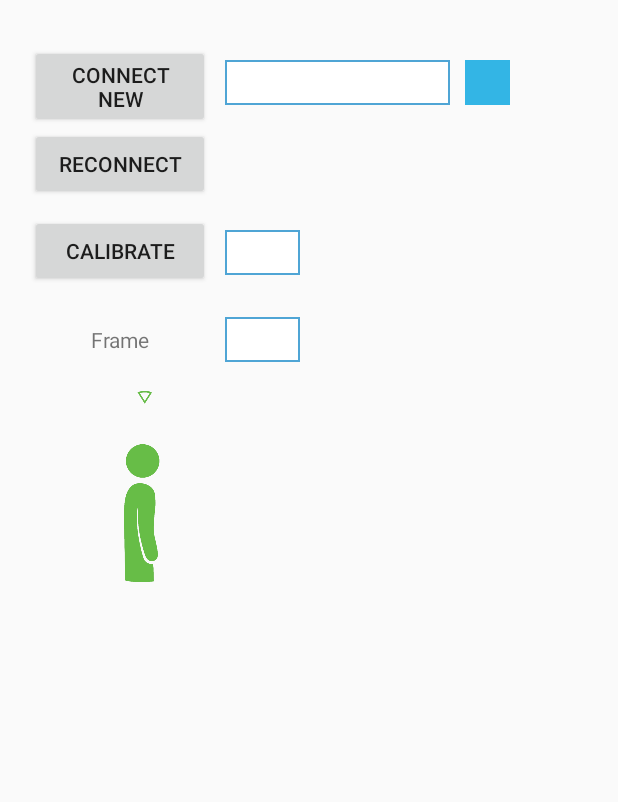
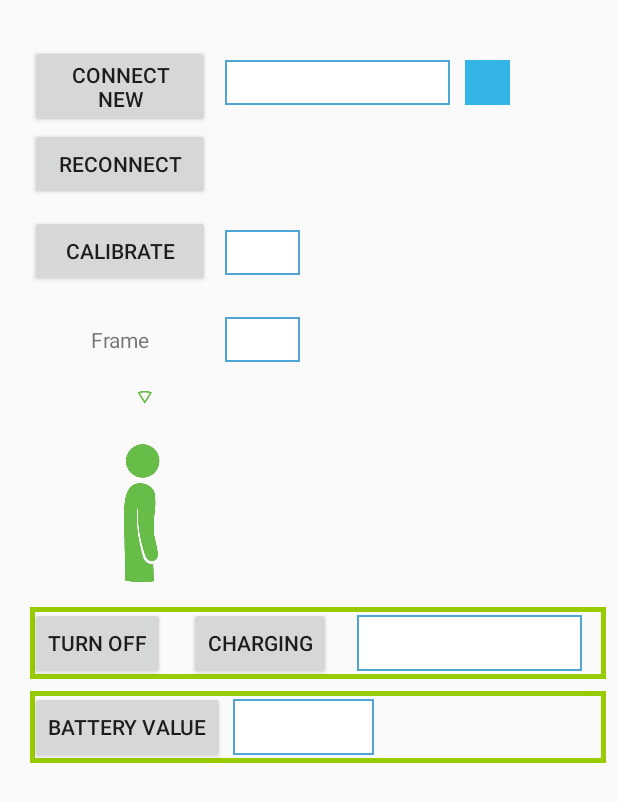
Before and after one commit to chaimup/URGoBle, an Android app: the layout activity_connection.xml on its own in the app's theme, with its tools: preview values and no code run, on a phone screen of 412 x 824 dp. Shown: the top 802 px of the screen. Run offline under Robolectric (Android 15) with nearby library versions, the phone set to English and light mode, and no system bars; network calls fail.

Commit message:
added blepower

```diff
--- /dev/null
+++ b/urgoble-sample/src/main/res/drawable/selected_state.xml
@@ -0,0 +1,9 @@
+<?xml version="1.0" encoding="UTF-8"?>
+<shape xmlns:android="http://schemas.android.com/apk/res/android"
+    android:shape="rectangle">
+
+    <stroke
+        android:width="3.0dp"
+        android:color="@color/colorGreenLight"/>
+
+</shape>
--- a/urgoble-sample/src/main/res/layout/activity_connection.xml
+++ b/urgoble-sample/src/main/res/layout/activity_connection.xml
@@ -9,9 +9,14 @@
     tools:context=".ConnectionActivity">
 
     <LinearLayout
+        android:id="@+id/linearLayout"
         android:layout_width="wrap_content"
         android:layout_height="wrap_content"
+        android:layout_marginBottom="78dp"
         android:orientation="vertical"
+        app:layout_constraintBottom_toTopOf="@+id/charging_status"
+        app:layout_constraintStart_toStartOf="parent"
+        app:layout_constraintTop_toTopOf="parent"
         tools:context=".ConnectionActivity">
 
         <RelativeLayout
@@ -24,38 +29,34 @@
                 android:id="@+id/connectNew"
                 android:layout_width="120dp"
                 android:layout_height="wrap_content"
-                android:text="Connect NEW"
-                />
+                android:text="Connect NEW" />
 
             <TextView
                 android:id="@+id/scanData"
                 android:layout_width="150dp"
                 android:layout_height="30dp"
+                android:layout_marginLeft="10dp"
                 android:layout_marginTop="10dp"
-                android:layout_marginLeft="10dp"
-                android:gravity="center"
+                android:layout_toRightOf="@+id/connectNew"
                 android:background="@drawable/textframe"
-                android:layout_toRightOf="@+id/connectNew"
-                />
+                android:gravity="center" />
 
             <ImageView
                 android:id="@+id/connectStatus"
                 android:layout_width="30dp"
                 android:layout_height="30dp"
+                android:layout_marginLeft="10dp"
                 android:layout_marginTop="10dp"
-                android:layout_marginLeft="10dp"
-                android:gravity="center"
                 android:layout_toRightOf="@+id/scanData"
                 android:background="@android:color/holo_blue_light"
-                />
+                android:gravity="center" />
         </RelativeLayout>
 
         <Button
             android:id="@+id/connect"
             android:layout_width="120dp"
             android:layout_height="wrap_content"
-            android:text="ReConnect"
-            />
+            android:text="ReConnect" />
 
         <RelativeLayout
             android:layout_width="wrap_content"
@@ -67,19 +68,17 @@
                 android:id="@+id/calibrate"
                 android:layout_width="120dp"
                 android:layout_height="wrap_content"
-                android:text="Calibrate"
-                />
+                android:text="Calibrate" />
 
             <TextView
                 android:id="@+id/calibrateData"
                 android:layout_width="50dp"
                 android:layout_height="30dp"
+                android:layout_marginLeft="10dp"
                 android:layout_marginTop="10dp"
-                android:layout_marginLeft="10dp"
-                android:gravity="center"
+                android:layout_toRightOf="@+id/calibrate"
                 android:background="@drawable/textframe"
-                android:layout_toRightOf="@+id/calibrate"
-                />
+                android:gravity="center" />
 
         </RelativeLayout>
 
@@ -93,21 +92,19 @@
                 android:id="@+id/sensor"
                 android:layout_width="120dp"
                 android:layout_height="wrap_content"
+                android:layout_marginTop="15dp"
                 android:gravity="center"
-                android:layout_marginTop="15dp"
-                android:text="Frame"
-                />
+                android:text="Frame" />
 
             <TextView
                 android:id="@+id/sensorData"
                 android:layout_width="50dp"
                 android:layout_height="30dp"
+                android:layout_marginLeft="10dp"
                 android:layout_marginTop="10dp"
-                android:layout_marginLeft="10dp"
-                android:gravity="center"
+                android:layout_toRightOf="@+id/sensor"
                 android:background="@drawable/textframe"
-                android:layout_toRightOf="@+id/sensor"
-                />
+                android:gravity="center" />
 
         </RelativeLayout>
 
@@ -120,4 +117,84 @@
             android:layout_marginBottom="5dp"
             android:src="@drawable/green_avi1" />
     </LinearLayout>
+
+
+    <android.support.constraint.ConstraintLayout
+        android:id="@+id/constraintLayout"
+        android:layout_width="match_parent"
+        android:layout_height="wrap_content"
+        android:layout_marginEnd="8dp"
+        android:layout_marginTop="8dp"
+        android:background="@drawable/selected_state"
+        app:layout_constraintEnd_toEndOf="parent"
+        app:layout_constraintStart_toStartOf="parent"
+        app:layout_constraintTop_toBottomOf="@+id/linearLayout">
+
+        <Button
+            android:id="@+id/btn_turn_off"
+            android:layout_width="wrap_content"
+            android:layout_height="wrap_content"
+            android:layout_marginEnd="103dp"
+            android:text="turn off" />
+
+        <Button
+            android:id="@+id/btn_charging_status"
+            android:layout_width="wrap_content"
+            android:layout_height="wrap_content"
+            android:layout_alignParentStart="true"
+            android:layout_marginStart="16dp"
+            android:text="charging"
+            app:layout_constraintBaseline_toBaselineOf="@+id/btn_turn_off"
+            app:layout_constraintStart_toEndOf="@+id/btn_turn_off" />
+
+        <TextView
+            android:id="@+id/charging_status"
+            android:layout_width="150dp"
+            android:layout_height="37dp"
+            android:layout_alignParentEnd="true"
+            android:layout_margin="5dp"
+            android:layout_marginEnd="8dp"
+            android:layout_marginTop="8dp"
+            android:background="@drawable/textframe"
+            android:gravity="center"
+            app:layout_constraintEnd_toEndOf="parent"
+            app:layout_constraintHorizontal_bias="0.533"
+            app:layout_constraintStart_toEndOf="@+id/btn_charging_status"
+            app:layout_constraintTop_toTopOf="parent" />
+    </android.support.constraint.ConstraintLayout>
+
+    <android.support.constraint.ConstraintLayout
+        android:layout_width="match_parent"
+        android:layout_height="wrap_content"
+        android:layout_marginEnd="8dp"
+        android:layout_marginTop="8dp"
+        android:background="@drawable/selected_state"
+        app:layout_constraintEnd_toEndOf="parent"
+        app:layout_constraintHorizontal_bias="1.0"
+        app:layout_constraintStart_toStartOf="parent"
+        app:layout_constraintTop_toBottomOf="@+id/constraintLayout">
+
+        <Button
+            android:id="@+id/btn_battery_value"
+            android:layout_width="wrap_content"
+            android:layout_height="wrap_content"
+            android:layout_alignParentStart="true"
+            android:text="battery value"
+            app:layout_constraintBottom_toBottomOf="parent"
+            app:layout_constraintStart_toStartOf="parent"
+            app:layout_constraintTop_toTopOf="parent" />
+
+        <TextView
+            android:id="@+id/battery_status"
+            android:layout_width="94dp"
+            android:layout_height="37dp"
+            android:layout_alignParentEnd="true"
+            android:layout_margin="5dp"
+            android:layout_marginTop="8dp"
+            android:background="@drawable/textframe"
+            android:gravity="center"
+            app:layout_constraintStart_toEndOf="@+id/btn_battery_value"
+            app:layout_constraintTop_toTopOf="parent" />
+    </android.support.constraint.ConstraintLayout>
+
 </android.support.constraint.ConstraintLayout>
--- a/urgoble-sample/src/main/res/values/colors.xml
+++ b/urgoble-sample/src/main/res/values/colors.xml
@@ -5,4 +5,5 @@
     <color name="colorAccent">#FF4081</color>
     <color name="colorBlueLight">#ff33b5e5</color>
     <color name="colorGreenLight">#ff99cc00</color>
+    <color name="colorGWhite">#ffffff</color>
 </resources>
--- a/urgoble/build.gradle
+++ b/urgoble/build.gradle
@@ -6,11 +6,11 @@ repositories {
 }
 
 android {
-    compileSdkVersion 28
+    compileSdkVersion 27
 
     defaultConfig {
         minSdkVersion 23
-        targetSdkVersion 28
+        targetSdkVersion 27
         versionCode 1
         versionName "1.0"
 
@@ -38,7 +38,7 @@ configurations.all {
 dependencies {
     implementation fileTree(dir: 'libs', include: ['*.jar'])
     implementation project(path: ':rxandroidble')
-    implementation 'com.android.support:appcompat-v7:28.0.0-alpha3'
+    implementation 'com.android.support:appcompat-v7:27.0.0-alpha3'
     testImplementation 'junit:junit:4.12'
     androidTestImplementation 'com.android.support.test:runner:1.0.2'
     androidTestImplementation 'com.android.support.test.espresso:espresso-core:3.0.2'
--- /dev/null
+++ b/urgoble/src/main/java/com/upright/goble/connection/URDelayAndPeriods.java
@@ -0,0 +1,4 @@
+package com.upright.goble.connection;
+
+public class URDelayAndPeriods {
+}
```
Also changed, not shown: urgoble-sample/build.gradle (+4 -3 lines), urgoble-sample/src/main/java/com/upright/goble/sample/ConnectionActivity.java (+47 -8 lines), urgoble/src/main/java/com/upright/goble/connection/URBlePower.java (added, +115 -0 lines), urgoble/src/main/java/com/upright/goble/connection/URGConnection.java (+50 -18 lines), urgoble/src/main/java/com/upright/goble/events/URGBatteryLevelEvent.java (added, +17 -0 lines), urgoble/src/main/java/com/upright/goble/events/URGCalibEvent.java (+8 -0 lines), urgoble/src/main/java/com/upright/goble/events/URGChargingStatusEvent.java (added, +20 -0 lines), urgoble/src/main/java/com/upright/goble/events/URGScanEvent.java (+8 -0 lines), urgoble/src/main/java/com/upright/goble/events/URGSensorEvent.java (+17 -0 lines), urgoble/src/main/java/com/upright/goble/utils/BatteryUtils.java (added, +44 -0 lines).
